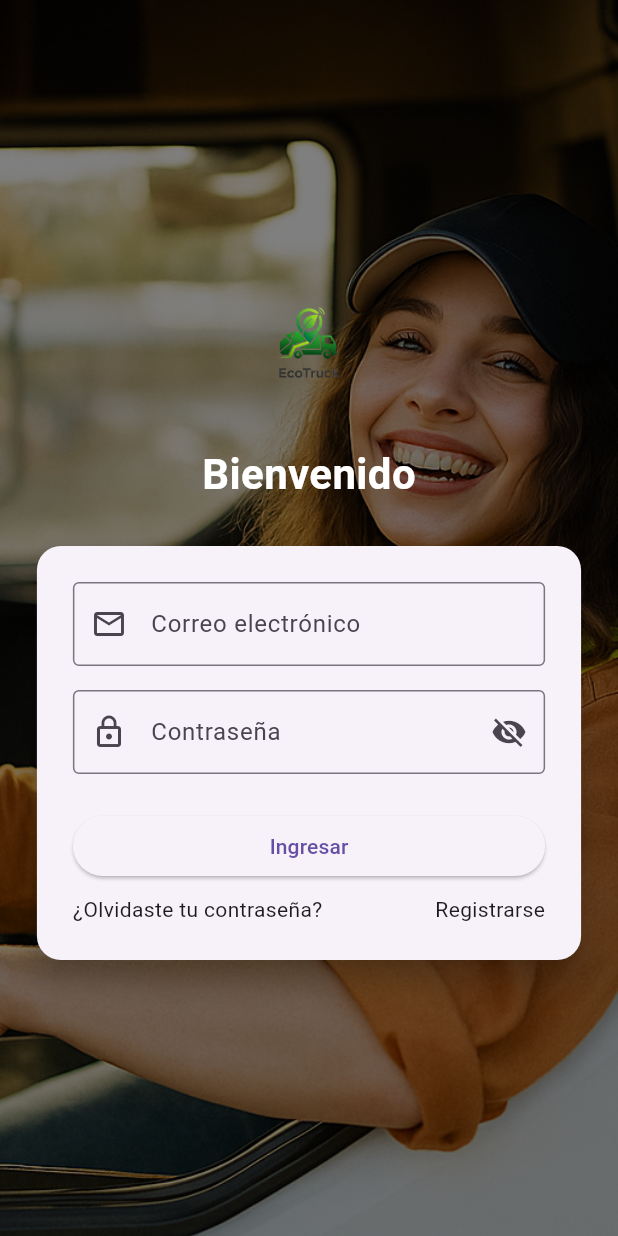
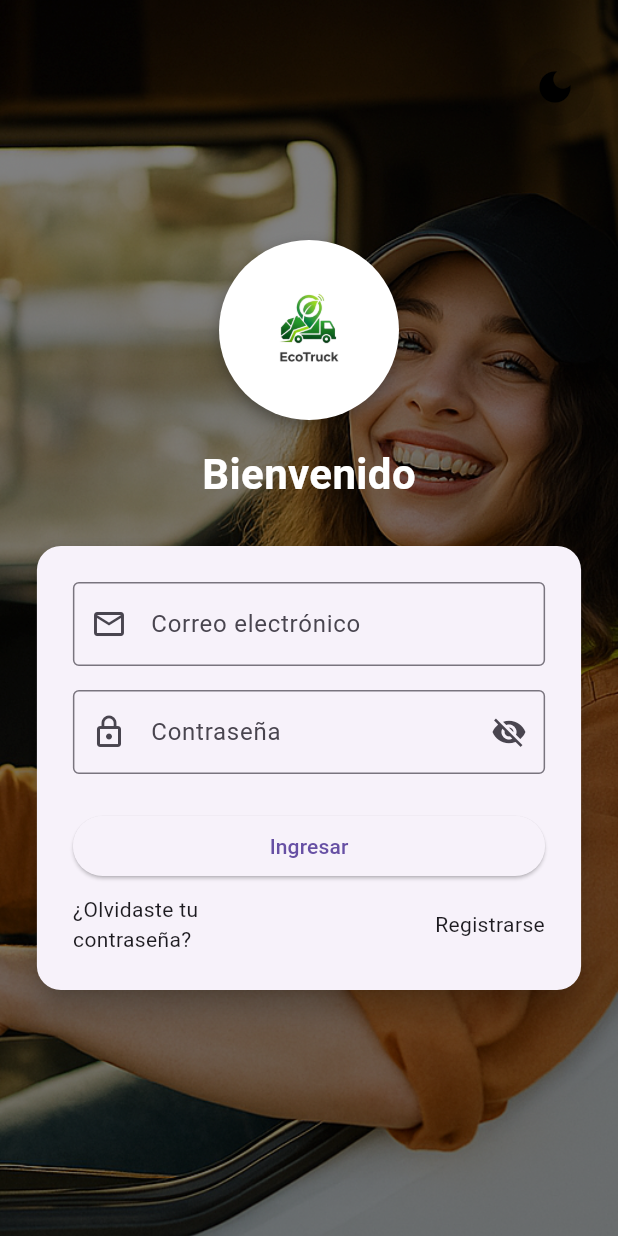
Before and after one commit to carforck/EcotruckFlutter, a Flutter app: the screen it shows after launch, on a phone screen of 412 x 824 dp. Run offline on Flutter 3.47's test engine with Material 3 defaults, Android fonts, the phone set to English and light mode, and no system bars; our stand-ins replace flutter_map, google_maps_flutter, latlong2.

Commit message:
Agrega pantalla de edición de perfil, drawer personalizado y modo oscuro responsive

```diff
--- a/lib/main.dart
+++ b/lib/main.dart
@@ -1,17 +1,42 @@
 import 'package:flutter/material.dart';
-import 'pages/login_page.dart'; // Importa tu nueva vista
+import 'pages/login_page.dart';
+import 'pages/home_page.dart';
+import 'pages/edit_profile_page.dart'; // ✅ Import faltante
 
 void main() {
   runApp(const MainApp());
 }
 
-class MainApp extends StatelessWidget {
+class MainApp extends StatefulWidget {
   const MainApp({super.key});
 
   @override
+  State<MainApp> createState() => _MainAppState();
+}
+
+class _MainAppState extends State<MainApp> {
+  bool _isDarkMode = false;
+
+  void toggleTheme() {
+    setState(() {
+      _isDarkMode = !_isDarkMode;
+    });
+  }
+
+  @override
   Widget build(BuildContext context) {
-    return const MaterialApp(
-      home: LoginPage(), // Usa tu vista de login aquí
+    return MaterialApp(
+      title: 'Ecotruck',
+      debugShowCheckedModeBanner: false,
+      theme: ThemeData.light(),
+      darkTheme: ThemeData.dark(),
+      themeMode: _isDarkMode ? ThemeMode.dark : ThemeMode.light,
+      initialRoute: '/',
+      routes: {
+        '/': (context) => LoginPage(onToggleTheme: toggleTheme),
+        '/home': (context) => HomePage(onToggleTheme: toggleTheme),
+        '/edit-profile': (context) => const EditProfilePage(), // ✅ ya funciona
+      },
     );
   }
 }
--- a/lib/pages/login_page.dart
+++ b/lib/pages/login_page.dart
@@ -1,7 +1,8 @@
 import 'package:flutter/material.dart';
 
 class LoginPage extends StatefulWidget {
-  const LoginPage({Key? key}) : super(key: key);
+  final VoidCallback onToggleTheme;
+  const LoginPage({super.key, required this.onToggleTheme});
 
   @override
   State<LoginPage> createState() => _LoginPageState();
@@ -28,18 +29,65 @@ class _LoginPageState extends State<LoginPage> {
 
           // Filtro oscuro
           Container(
-            color: Colors.black.withOpacity(0.5),
+            color: const Color.fromRGBO(0, 0, 0, 0.5),
           ),
+
+          // 🔘 Botón de tema (solo ícono, arriba a la derecha)
+Positioned(
+  top: 32,
+  right: 16,
+  child: IconButton(
+    onPressed: widget.onToggleTheme,
+    icon: Icon(
+      Theme.of(context).brightness == Brightness.dark
+          ? Icons.light_mode
+          : Icons.dark_mode,
+      size: 28,
+    ),
+    style: IconButton.styleFrom(
+      backgroundColor: Theme.of(context).brightness == Brightness.dark
+            ? Colors.white.withValues(alpha: 0.1)
+        : Colors.black.withValues(alpha: 0.1),
+      padding: const EdgeInsets.all(12),
+    ),
+    color: Theme.of(context).brightness == Brightness.dark
+        ? Colors.white
+        : Colors.black,
+  ),
+),
+
 
           // Contenido
           Center(
             child: SingleChildScrollView(
               child: Column(
                 children: [
-                  Image.asset(
-                    'assets/logo_ecotruck.png',
-                    height: 100,
+                  // Logo en círculo
+                  Container(
+                    width: 120,
+                    height: 120,
+                    decoration: BoxDecoration(
+                      shape: BoxShape.circle,
+                      color: Colors.white,
+                      boxShadow: [
+                        BoxShadow(
+                          color: Colors.black.withValues(alpha:0.3),
+                          blurRadius: 8,
+                          offset: const Offset(0, 4),
+                        ),
+                      ],
+                    ),
+                    child: Padding(
+                      padding: const EdgeInsets.all(12.0),
+                      child: ClipOval(
+                        child: Image.asset(
+                          'assets/logo_ecotruck.png',
+                          fit: BoxFit.contain,
+                        ),
+                      ),
+                    ),
                   ),
+
                   const SizedBox(height: 16),
                   const Text(
                     'Bienvenido',
@@ -51,7 +99,8 @@ class _LoginPageState extends State<LoginPage> {
                   ),
                   const SizedBox(height: 24),
 
-                  Container(
+                  // Formulario
+                  SizedBox(
                     width: maxFormWidth,
                     child: Card(
                       elevation: 8,
@@ -94,7 +143,9 @@ class _LoginPageState extends State<LoginPage> {
                             SizedBox(
                               width: double.infinity,
                               child: ElevatedButton(
-                                onPressed: () {},
+                                onPressed: () {
+                                  Navigator.pushReplacementNamed(context, '/home');
+                                },
                                 child: const Text('Ingresar'),
                               ),
                             ),
@@ -102,8 +153,8 @@ class _LoginPageState extends State<LoginPage> {
                             Row(
                               mainAxisAlignment: MainAxisAlignment.spaceBetween,
                               children: const [
-                                Text('¿Olvidaste tu contraseña?'),
-                                Text('Registrarse'),
+    Expanded(child: Text('¿Olvidaste tu contraseña?')),
+    Expanded(child: Text('Registrarse', textAlign: TextAlign.end)),
                               ],
                             ),
                           ],
```
Also changed, not shown: lib/pages/edit_profile_page.dart (added, +78 -0 lines), lib/pages/home_page.dart (added, +112 -0 lines), lib/widgets/custom_drawer.dart (added, +106 -0 lines), lib/widgets/custom_profile_card.dart (added, +54 -0 lines), lib/widgets/responsive_map.dart (added, +82 -0 lines), lib/widgets/zone_indicator.dart (added, +37 -0 lines), pubspec.yaml (+8 -0 lines), assets/Perfil_Carlos.jpg (added), pubspec.lock, 1 other file.
